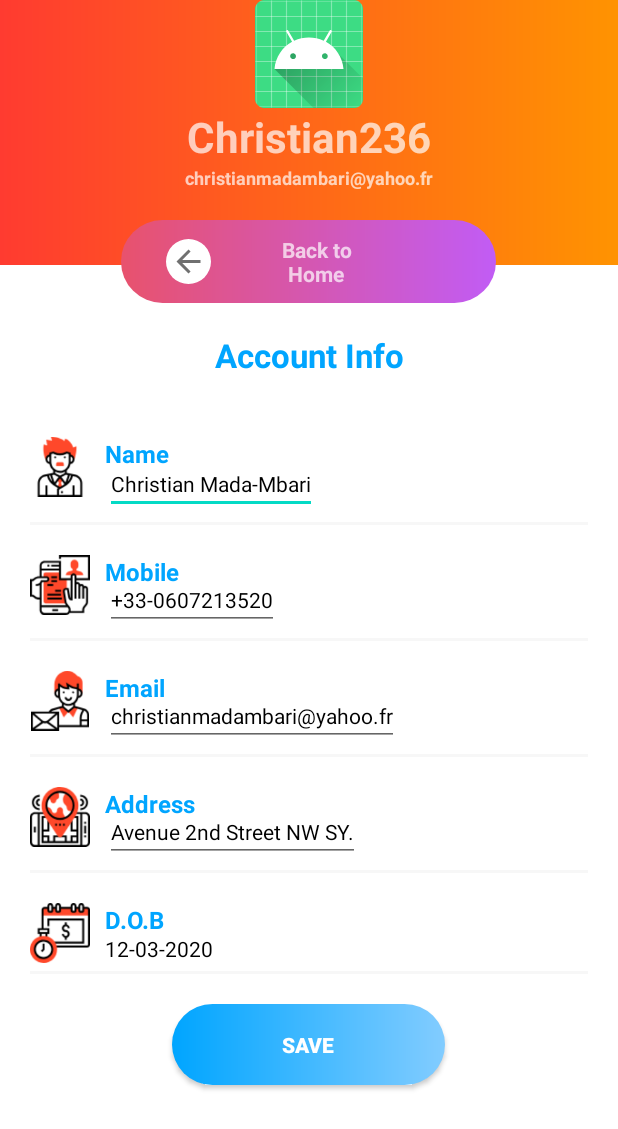
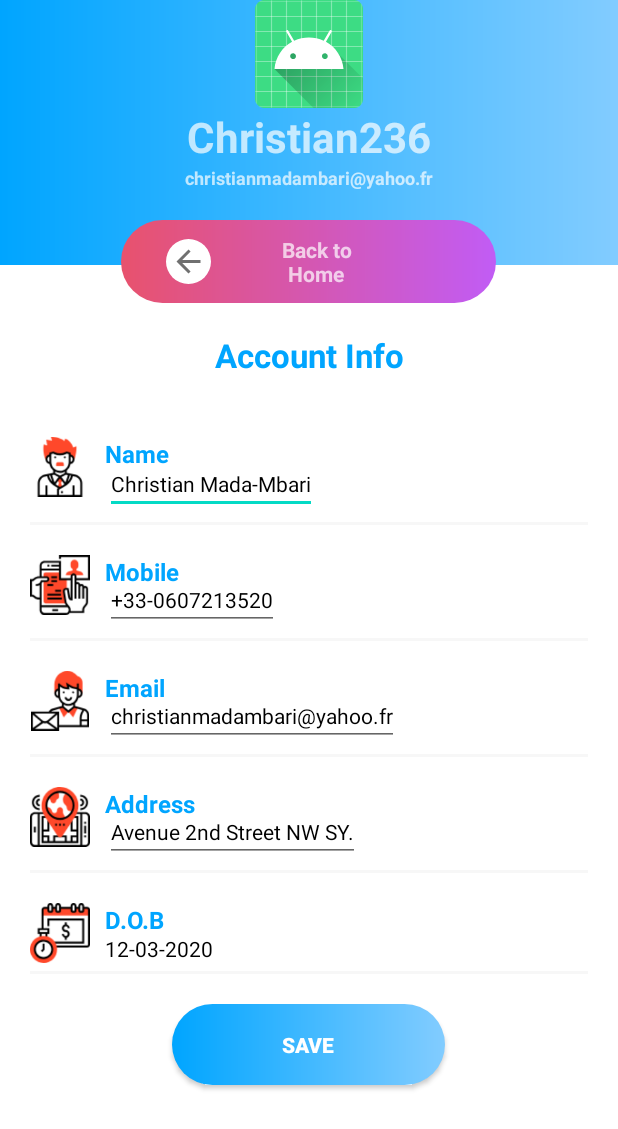
Before and after one commit to Christian-Mb/WeBuy, an Android app: the Main4Activity screen opened directly, with no data from a screen before it, on a phone screen of 412 x 824 dp. Shown: the top 1129 px of the screen. Run offline under Robolectric (Android 15) with nearby library versions, the phone set to English and light mode, and no system bars.

Commit message:
change color

```diff
--- a/app/src/main/res/drawable/profile_bk.xml
+++ b/app/src/main/res/drawable/profile_bk.xml
@@ -3,8 +3,8 @@
     <gradient
         android:angle="0"
         android:centerX="35%"
-        android:startColor="#FF3B30"
-        android:endColor="#FF9301"
+        android:startColor="#00a5ff"
+        android:endColor="#82ccff"
         android:type="linear"
         />
 </shape>
--- a/app/src/main/res/values/colors.xml
+++ b/app/src/main/res/values/colors.xml
@@ -27,7 +27,7 @@
 
 
     <!--colors for profile-->
-    <color name="profilePrimaryDark">#FF3B30</color>
+    <color name="profilePrimaryDark">#00a5ff</color>
     <color name="profileAccentColor">#F7F7F7</color>
     <color name="profileBackground">#fff</color>
     <color name="blackTextColor">#000</color>
```
